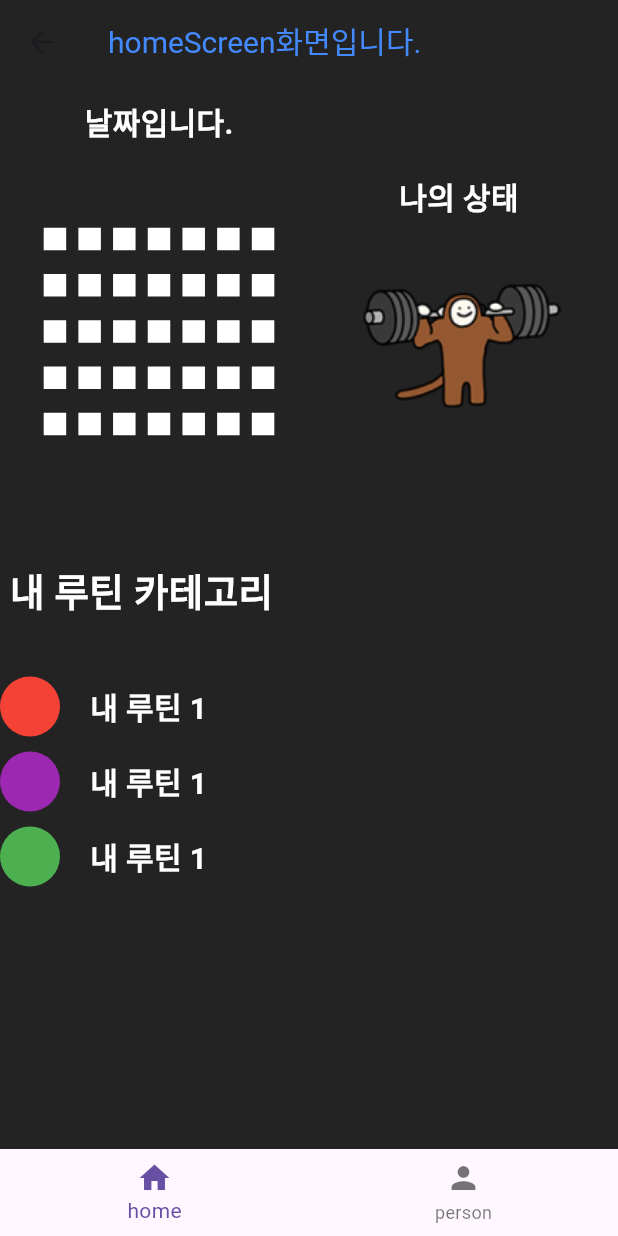
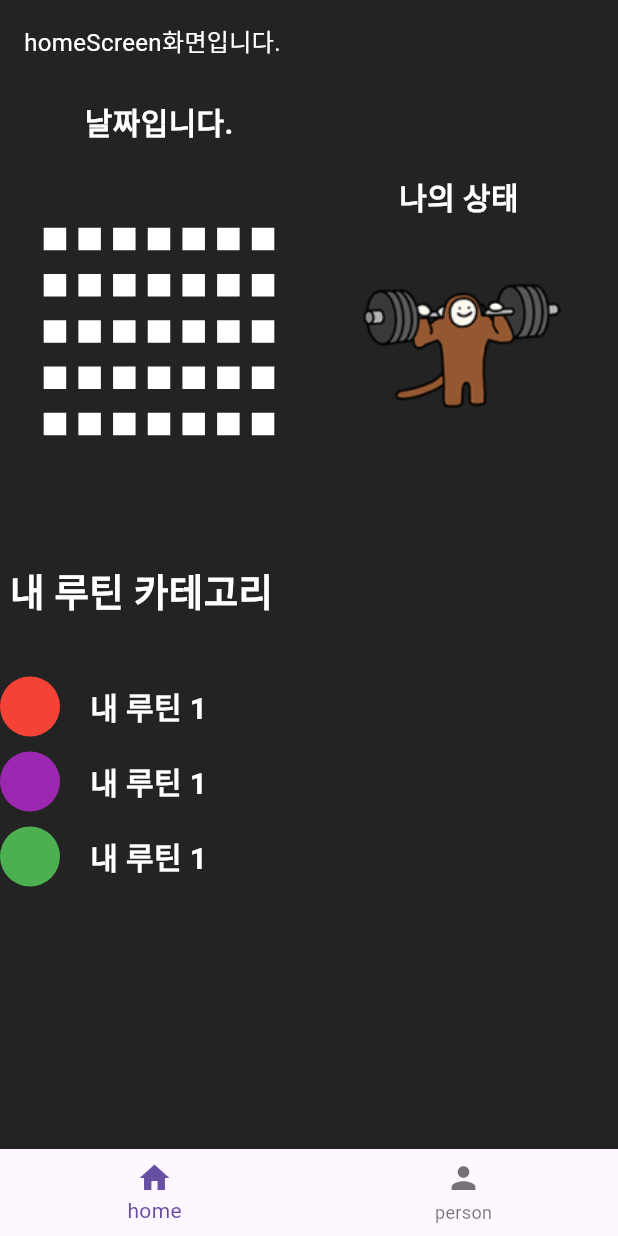
Before and after one commit to imdanpinkman/projsixcuts, a Flutter app: the screen it shows after launch, on a phone screen of 412 x 824 dp. Run offline on Flutter 3.47's test engine with Material 3 defaults, Android fonts, the light colour scheme and no system bars.

Commit message:
12/11 홈화면 (미완)

```diff
--- a/lib/home_screen.dart
+++ b/lib/home_screen.dart
@@ -15,10 +15,7 @@
         backgroundColor: Color(0xff232323),
         title: Text(
           'homeScreen화면입니다.',
-              style: TextStyle(
-                color: Colors.blueAccent,
-                fontSize: 20,
-              ),
+          style: Theme.of(context).textTheme.bodyMedium,
         ),
       ),
 
@@ -31,27 +28,22 @@
               width: double.infinity,
               height: 300,
 
-
-
               //   상단 콘테이너는 또 row 2가지로 나뉜다.
               //   달력과 캐릭터
               child: Row(
                 mainAxisAlignment: MainAxisAlignment.center,
                 crossAxisAlignment: CrossAxisAlignment.stretch,
-
                 children: [
                   // 달력입니다.
                   // 달력은 날짜(텍스트)와 빈칸으로 구성됩니다.
                   Container(
                     width: 200,
                     height: 300,
-
                     child: Column(
                       children: [
                         Container(
                           width: 200,
                           height: 50,
-
                           child: Center(
                             child: Text(
                               '날짜입니다.',
@@ -59,7 +51,6 @@
                                 fontSize: 20,
                                 color: Colors.white,
                                 fontWeight: FontWeight.bold,
-
                               ),
                             ),
                           ),
@@ -76,12 +67,11 @@
                           // 5개의 콜론 내부에 7개의 로우를 추가합니다.
                           child: Column(
                             mainAxisAlignment: MainAxisAlignment.spaceEvenly,
-
                             children: [
                               Container(
-
                                 child: Row(
-                                mainAxisAlignment: MainAxisAlignment.spaceEvenly,
+                                  mainAxisAlignment:
+                                      MainAxisAlignment.spaceEvenly,
                                   children: [
                                     Container(
                                       width: 15,
@@ -122,11 +112,10 @@
                                 ),
                               ),
                               Container(
-
                                 height: 15,
-
                                 child: Row(
-                                mainAxisAlignment: MainAxisAlignment.spaceEvenly,
+                                  mainAxisAlignment:
+                                      MainAxisAlignment.spaceEvenly,
                                   children: [
                                     Container(
                                       width: 15,
@@ -167,11 +156,10 @@
                                 ),
                               ),
                               Container(
-
                                 height: 15,
-
                                 child: Row(
-                                mainAxisAlignment: MainAxisAlignment.spaceEvenly,
+                                  mainAxisAlignment:
+                                      MainAxisAlignment.spaceEvenly,
                                   children: [
                                     Container(
                                       width: 15,
@@ -212,11 +200,10 @@
                                 ),
                               ),
                               Container(
-
                                 height: 15,
-
                                 child: Row(
-                                mainAxisAlignment: MainAxisAlignment.spaceEvenly,
+                                  mainAxisAlignment:
+                                      MainAxisAlignment.spaceEvenly,
                                   children: [
                                     Container(
                                       width: 15,
@@ -257,11 +244,10 @@
                                 ),
                               ),
                               Container(
-
                                 height: 15,
-
                                 child: Row(
-                                mainAxisAlignment: MainAxisAlignment.spaceEvenly,
+                                  mainAxisAlignment:
+                                      MainAxisAlignment.spaceEvenly,
                                   children: [
                                     Container(
                                       width: 15,
@@ -306,14 +292,12 @@
                         ),
                       ],
                     ),
-
                   ),
 
                   // 캐릭터입니다.
                   Container(
                     width: 200,
                     height: 300,
-
                     child: Column(
                       crossAxisAlignment: CrossAxisAlignment.center,
                       mainAxisAlignment: MainAxisAlignment.center,
@@ -326,7 +310,6 @@
                             fontWeight: FontWeight.bold,
                           ),
                         ),
-
                         Image.asset(
                           'assets/img/splash.png',
                           width: 150,
@@ -338,7 +321,6 @@
                   ),
                 ],
               ),
-
             ),
             SizedBox(
               height: 20,
@@ -347,15 +329,11 @@
             // 내 루틴 카테고리입니다. 이름과 내루틴들 리스트로 구성됩니다.
             Container(
               width: double.infinity,
-
-
-
               child: Column(
                 children: [
                   Container(
                     width: double.infinity,
                     height: 50,
-
                     child: Text(
                       ' 내 루틴 카테고리',
                       style: TextStyle(
@@ -374,7 +352,6 @@
                         Container(
                           width: double.infinity,
                           height: 50,
-
                           child: Row(
                             children: [
                               // 원의 색상은 10가지로 해보자
@@ -406,7 +383,6 @@
                         Container(
                           width: double.infinity,
                           height: 50,
-
                           child: Row(
                             children: [
                               // 원의 색상은 10가지로 해보자
@@ -419,7 +395,8 @@
                                 height: 40,
                                 decoration: BoxDecoration(
                                   shape: BoxShape.circle,
-                                  color: Colors.purple, // Add color to the circle
+                                  color:
+                                      Colors.purple, // Add color to the circle
                                 ),
                               ),
                               SizedBox(
@@ -439,7 +416,6 @@
                         Container(
                           width: double.infinity,
                           height: 50,
-
                           child: Row(
                             children: [
                               // 원의 색상은 10가지로 해보자
@@ -451,7 +427,8 @@
                                 height: 40,
                                 decoration: BoxDecoration(
                                   shape: BoxShape.circle,
-                                  color: Colors.green, // Add color to the circle
+                                  color:
+                                      Colors.green, // Add color to the circle
                                 ),
                               ),
                               SizedBox(
@@ -471,7 +448,6 @@
                       ],
                     ),
                   ),
-
                 ],
               ),
             ),
@@ -479,12 +455,10 @@
         ),
       ),
 
-
       bottomNavigationBar: BottomNavigationBar(
         items: [
           BottomNavigationBarItem(icon: Icon(Icons.home), label: 'home'),
           BottomNavigationBarItem(icon: Icon(Icons.person), label: 'person'),
-
         ],
       ),
     );
```
Also changed, not shown: lib/main.dart (+10 -1 lines), lib/splash_screen.dart (+13 -1 lines). Lines whose indentation alone changed are shown as unchanged.
